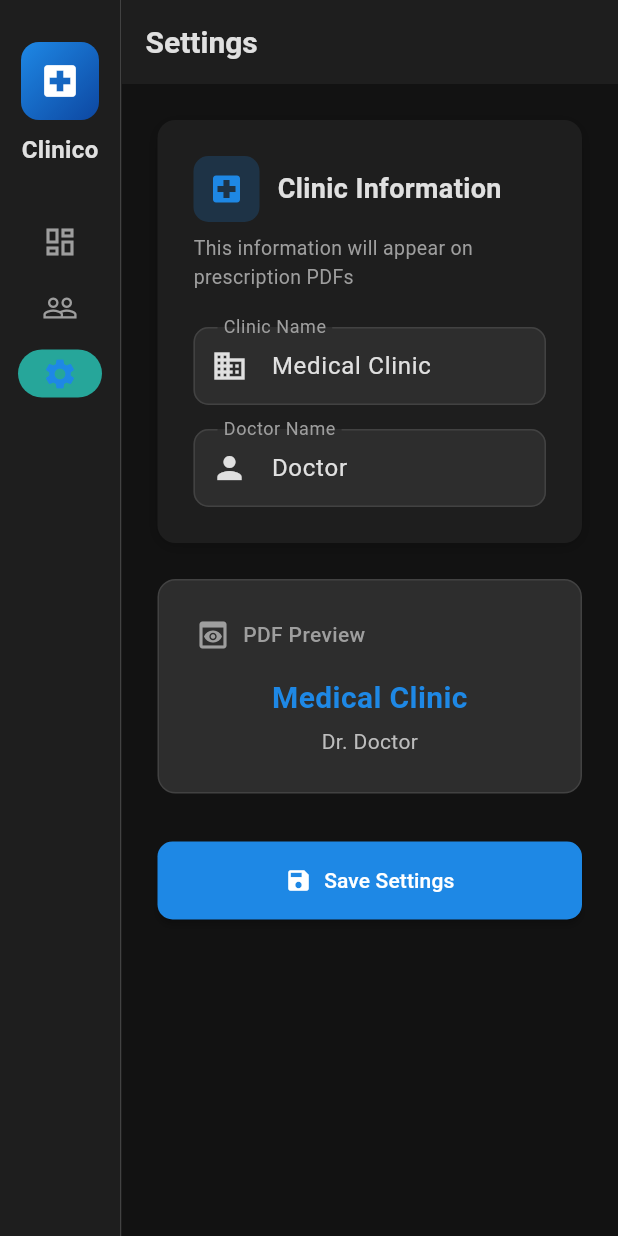
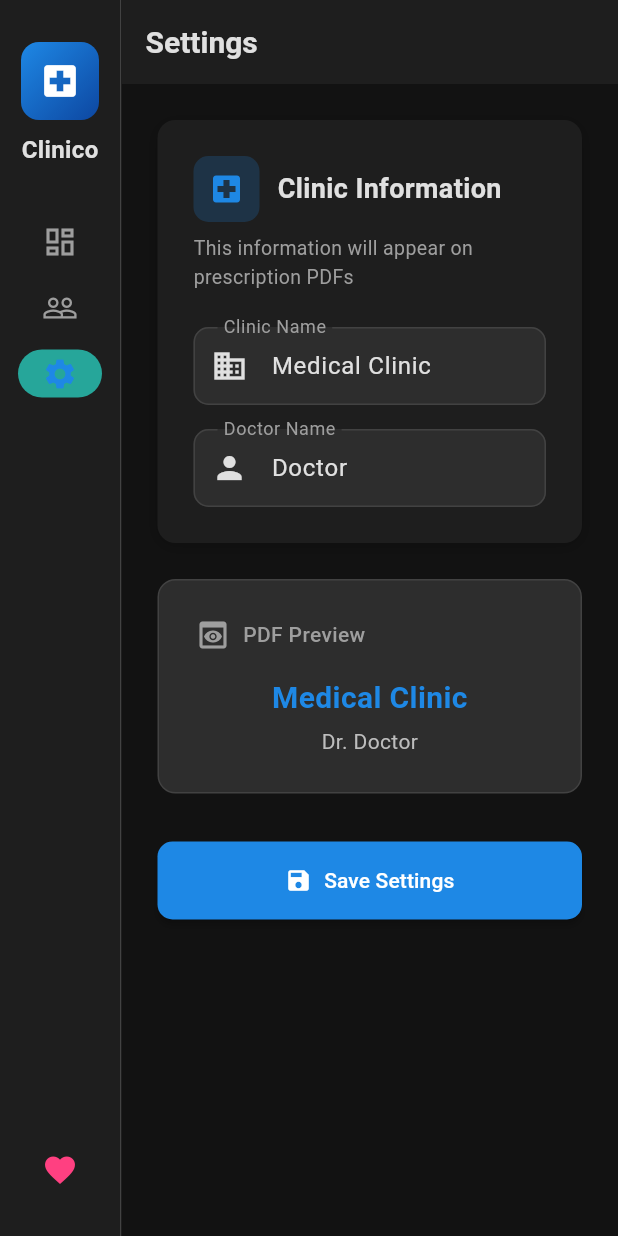
Before and after one commit to Mustafaqe/clinico, a Flutter app: the screen it shows after launch, after a tap on "Patients", after a tap on "Settings", on a phone screen of 412 x 824 dp. Run offline on Flutter 3.47's test engine with Material 3 defaults, Android fonts, the phone set to English and light mode, and no system bars; our stand-ins replace pdf, printing, sqflite_common_ffi; accounts and stored records are empty.

Commit message:
add sponsor button and fix prespiction and every think work just fine

```diff
--- a/lib/screens/home_screen.dart
+++ b/lib/screens/home_screen.dart
@@ -1,5 +1,6 @@
 import 'package:flutter/material.dart';
 import 'package:provider/provider.dart';
+import 'package:url_launcher/url_launcher.dart';
 import '../models/patient.dart';
 import '../providers/patient_provider.dart';
 import '../theme/app_theme.dart';
@@ -84,6 +85,15 @@ class _HomeScreenState extends State<HomeScreen> {
                 label: Text('Settings'),
               ),
             ],
+            trailing: Expanded(
+              child: Align(
+                alignment: Alignment.bottomCenter,
+                child: Padding(
+                  padding: const EdgeInsets.only(bottom: 20),
+                  child: _buildDonateButton(context),
+                ),
+              ),
+            ),
           ),
           const VerticalDivider(width: 1),
           // Main Content
@@ -426,4 +436,36 @@ class _HomeScreenState extends State<HomeScreen> {
       context.read<PatientProvider>().loadRecentPatients();
     });
   }
+
+  Widget _buildDonateButton(BuildContext context) {
+    final isExtended = MediaQuery.of(context).size.width > 1200;
+
+    if (isExtended) {
+      return TextButton.icon(
+        onPressed: _launchDonateUrl,
+        icon: const Icon(Icons.favorite, color: Colors.pinkAccent),
+        label: const Text(
+          'Sponsor',
+          style: TextStyle(color: Colors.pinkAccent),
+        ),
+        style: TextButton.styleFrom(
+          padding: const EdgeInsets.symmetric(horizontal: 16, vertical: 12),
+        ),
+      );
+    }
+
+    return IconButton(
+      onPressed: _launchDonateUrl,
+      icon: const Icon(Icons.favorite, color: Colors.pinkAccent),
+      tooltip: 'Sponsor on GitHub',
+    );
+  }
+
+  Future<void> _launchDonateUrl() async {
+    // TODO: Replace 'YOUR_GITHUB_USERNAME' with your actual GitHub username
+    final Uri url = Uri.parse('https://buymeacoffee.com/Mustafaqe');
+    if (!await launchUrl(url, mode: LaunchMode.externalApplication)) {
+      debugPrint('Could not launch $url');
+    }
+  }
 }
--- a/lib/screens/settings_screen.dart
+++ b/lib/screens/settings_screen.dart
@@ -14,13 +14,28 @@ class _SettingsScreenState extends State<SettingsScreen> {
   late TextEditingController _clinicNameController;
   late TextEditingController _doctorNameController;
   bool _isSaving = false;
+  bool _initialized = false;
 
   @override
   void initState() {
     super.initState();
-    final settings = context.read<SettingsProvider>();
-    _clinicNameController = TextEditingController(text: settings.clinicName);
-    _doctorNameController = TextEditingController(text: settings.doctorName);
+    _clinicNameController = TextEditingController();
+    _doctorNameController = TextEditingController();
+
+    // Add listeners to update the preview when text changes
+    _clinicNameController.addListener(() => setState(() {}));
+    _doctorNameController.addListener(() => setState(() {}));
+  }
+
+  @override
+  void didChangeDependencies() {
+    super.didChangeDependencies();
+    if (!_initialized) {
+      final settings = context.watch<SettingsProvider>();
+      _clinicNameController.text = settings.clinicName;
+      _doctorNameController.text = settings.doctorName;
+      _initialized = true;
+    }
   }
 
   @override
@@ -199,7 +214,6 @@ class _SettingsScreenState extends State<SettingsScreen> {
             backgroundColor: AppTheme.successGreen,
           ),
         );
-        Navigator.pop(context);
       }
     } catch (e) {
       if (mounted) {
--- a/pubspec.yaml
+++ b/pubspec.yaml
@@ -51,6 +51,7 @@ dependencies:
   # Utilities
   intl: ^0.19.0
   uuid: ^4.2.1
+  url_launcher: ^6.2.1
 
 dev_dependencies:
   flutter_test:
```
Also changed, not shown: lib/screens/patient_form_screen.dart (+19 -13 lines), lib/screens/prescription_form_screen.dart (+12 -2 lines), lib/services/pdf_service.dart (+22 -6 lines), pubspec.lock, 5 other files.
